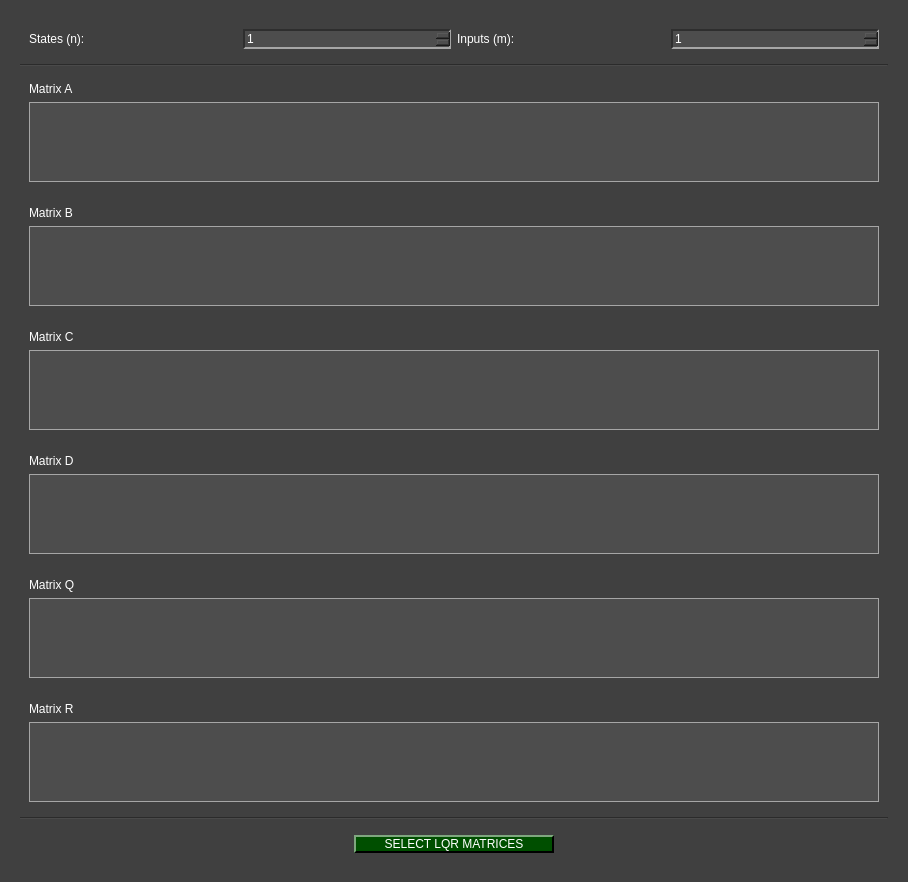
The window that pydaq/uis/PYDAQ_lqr_matrices_widget.ui (viniciusfs14/pydaq) describes before a commit, drawn with Qt 5.
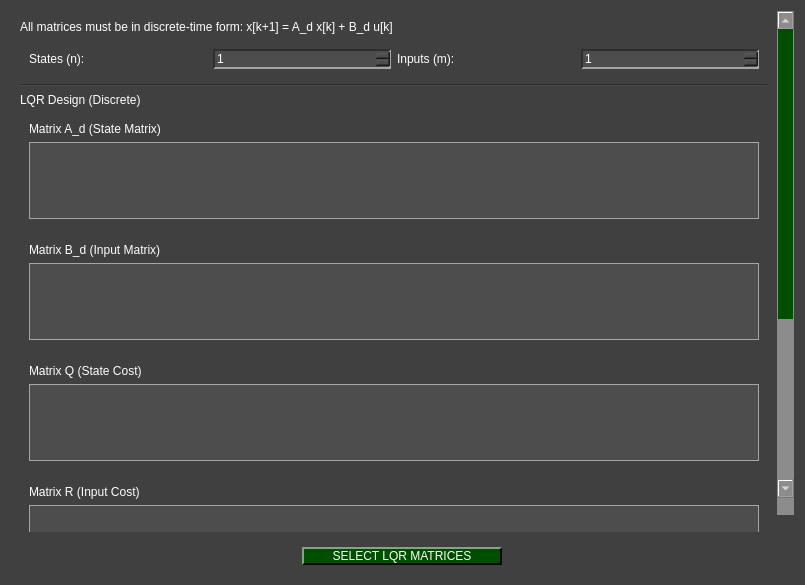
The same window after the commit. Icons and pictures are not drawn.

Commit message:
feat: add 3-axis LQR visualization and state tracking for simulation and hardware
- Updated base.py to support a 3-subplot architecture (Outputs, States, Control Effort) dynamically.
- Refactored LQR workers (Arduino and NIDAQ) to calculate output equation y = Cx + Du.
- Changed data queue transmission in LQR workers from individual channels to unified dictionaries.
- Updated simulate_lqr to track and plot state history accurately.

Diff of the .ui file:
```diff
--- a/pydaq/uis/PYDAQ_lqr_matrices_widget.ui
+++ b/pydaq/uis/PYDAQ_lqr_matrices_widget.ui
@@ -6,12 +6,12 @@
    <rect>
     <x>0</x>
     <y>0</y>
-    <width>908</width>
-    <height>882</height>
+    <width>805</width>
+    <height>585</height>
    </rect>
   </property>
   <property name="windowTitle">
-   <string>Form</string>
+   <string>Discrete LQR Matrices</string>
   </property>
   <property name="styleSheet">
    <string notr="true">QWidget{
@@ -441,9 +441,15 @@
 }
 </string>
   </property>
+  <property name="locale">
+   <locale language="English" country="World"/>
+  </property>
   <layout class="QGridLayout" name="gridLayout">
-   <item row="0" column="0">
+   <item row="1" column="0">
     <widget class="QScrollArea" name="scrollArea">
+     <property name="locale">
+      <locale language="English" country="World"/>
+     </property>
      <property name="widgetResizable">
       <bool>true</bool>
      </property>
@@ -452,66 +458,18 @@
        <rect>
         <x>0</x>
         <y>0</y>
-        <width>873</width>
-        <height>882</height>
+        <width>770</width>
+        <height>919</height>
        </rect>
       </property>
       <layout class="QGridLayout" name="gridLayout_2">
-       <item row="7" column="0">
-        <widget class="QWidget" name="Matrix_R" native="true">
-         <layout class="QVBoxLayout" name="verticalLayout_4">
-          <item>
-           <widget class="QLabel" name="labelR">
-            <property name="text">
-             <string>Matrix R</string>
-            </property>
-           </widget>
-          </item>
-          <item>
-           <widget class="QTableWidget" name="tableR"/>
-          </item>
-         </layout>
-        </widget>
-       </item>
-       <item row="3" column="0">
-        <widget class="QWidget" name="Matrix_B" native="true">
-         <layout class="QVBoxLayout" name="verticalLayout_2">
-          <item>
-           <widget class="QLabel" name="labelB">
-            <property name="text">
-             <string>Matrix B</string>
-            </property>
-           </widget>
-          </item>
-          <item>
-           <widget class="QTableWidget" name="tableB"/>
-          </item>
-         </layout>
-        </widget>
-       </item>
-       <item row="4" column="0">
-        <widget class="QWidget" name="Matrix_C" native="true">
-         <layout class="QVBoxLayout" name="verticalLayout_5">
-          <item>
-           <widget class="QLabel" name="labelC">
-            <property name="text">
-             <string>Matrix C</string>
-            </property>
-           </widget>
-          </item>
-          <item>
-           <widget class="QTableWidget" name="tableC"/>
-          </item>
-         </layout>
-        </widget>
-       </item>
        <item row="6" column="0">
         <widget class="QWidget" name="Matrix_Q" native="true">
          <layout class="QVBoxLayout" name="verticalLayout_3">
           <item>
            <widget class="QLabel" name="labelQ">
             <property name="text">
-             <string>Matrix Q</string>
+             <string>Matrix Q (State Cost)</string>
             </property>
            </widget>
           </item>
@@ -521,20 +479,36 @@
          </layout>
         </widget>
        </item>
-       <item row="8" column="0">
-        <widget class="Line" name="line_bottom">
-         <property name="orientation">
-          <enum>Qt::Orientation::Horizontal</enum>
-         </property>
+       <item row="5" column="0">
+        <widget class="QWidget" name="Matrix_B" native="true">
+         <layout class="QVBoxLayout" name="verticalLayout_2">
+          <item>
+           <widget class="QLabel" name="labelB">
+            <property name="text">
+             <string>Matrix B_d (Input Matrix)</string>
+            </property>
+           </widget>
+          </item>
+          <item>
+           <widget class="QTableWidget" name="tableB"/>
+          </item>
+         </layout>
         </widget>
        </item>
        <item row="2" column="0">
+        <widget class="Line" name="line_header">
+         <property name="orientation">
+          <enum>Qt::Orientation::Horizontal</enum>
+         </property>
+        </widget>
+       </item>
+       <item row="4" column="0">
         <widget class="QWidget" name="Matrix_A" native="true">
          <layout class="QVBoxLayout" name="verticalLayout">
           <item>
            <widget class="QLabel" name="labelA">
             <property name="text">
-             <string>Matrix A</string>
+             <string>Matrix A_d (State Matrix)</string>
             </property>
            </widget>
           </item>
@@ -545,82 +519,120 @@
         </widget>
        </item>
        <item row="9" column="0">
-        <widget class="QWidget" name="bottom" native="true">
-         <layout class="QGridLayout" name="gridLayout_6">
-          <item row="1" column="0">
-           <widget class="QPushButton" name="select_button">
-            <property name="minimumSize">
-             <size>
-              <width>200</width>
-              <height>0</height>
-             </size>
-            </property>
-            <property name="maximumSize">
-             <size>
-              <width>200</width>
-              <height>16777215</height>
-             </size>
-            </property>
-            <property name="text">
-             <string>SELECT LQR MATRICES</string>
-            </property>
-           </widget>
-          </item>
-         </layout>
+        <widget class="QLabel" name="label_3">
+         <property name="toolTip">
+          <string>&lt;html&gt;&lt;head/&gt;&lt;body&gt;&lt;p&gt;Used only to compute output: y[k] = C_d x[k] + D_d u[k]&lt;/p&gt;&lt;/body&gt;&lt;/html&gt;</string>
+         </property>
+         <property name="text">
+          <string>Output Model (for visualization only)</string>
+         </property>
         </widget>
        </item>
-       <item row="5" column="0">
-        <widget class="QWidget" name="Matrix_D" native="true">
-         <layout class="QVBoxLayout" name="verticalLayout_6">
+       <item row="7" column="0">
+        <widget class="QWidget" name="Matrix_R" native="true">
+         <layout class="QVBoxLayout" name="verticalLayout_4">
           <item>
-           <widget class="QLabel" name="labelD">
+           <widget class="QLabel" name="labelR">
             <property name="text">
-             <string>Matrix D</string>
+             <string>Matrix R (Input Cost)</string>
             </property>
            </widget>
           </item>
           <item>
-           <widget class="QTableWidget" name="tableD"/>
+           <widget class="QTableWidget" name="tableR"/>
           </item>
          </layout>
         </widget>
        </item>
-       <item row="0" column="0">
+       <item row="3" column="0">
+        <widget class="QLabel" name="label_2">
+         <property name="text">
+          <string>LQR Design (Discrete)</string>
+         </property>
+        </widget>
+       </item>
+       <item row="1" column="0">
         <widget class="QWidget" name="header" native="true">
          <layout class="QGridLayout" name="gridLayout_3">
-          <item row="0" column="0">
+          <item row="1" column="0">
            <widget class="QLabel" name="label_states">
             <property name="text">
              <string>States (n):</string>
             </property>
            </widget>
           </item>
-          <item row="0" column="1">
+          <item row="1" column="1">
            <widget class="QSpinBox" name="spin_states">
             <property name="minimum">
              <number>1</number>
             </property>
            </widget>
           </item>
-          <item row="0" column="2">
+          <item row="1" column="3">
+           <widget class="QSpinBox" name="spin_inputs">
+            <property name="minimum">
+             <number>1</number>
+            </property>
+           </widget>
+          </item>
+          <item row="1" column="2">
            <widget class="QLabel" name="label_input">
             <property name="text">
              <string>Inputs (m):</string>
             </property>
            </widget>
           </item>
-          <item row="0" column="3">
-           <widget class="QSpinBox" name="spin_inputs">
-            <property name="minimum">
-             <number>1</number>
+         </layout>
+        </widget>
+       </item>
+       <item row="14" column="0">
+        <widget class="Line" name="line_bottom">
+         <property name="orientation">
+          <enum>Qt::Orientation::Horizontal</enum>
+         </property>
+        </widget>
+       </item>
+       <item row="11" column="0">
+        <widget class="QWidget" name="Matrix_D" native="true">
+         <layout class="QVBoxLayout" name="verticalLayout_6">
+          <item>
+           <widget class="QLabel" name="labelD">
+            <property name="text">
+             <string>Matrix D_d (Feedthrough Matrix)</string>
             </property>
            </widget>
           </item>
+          <item>
+           <widget class="QTableWidget" name="tableD"/>
+          </item>
          </layout>
         </widget>
        </item>
-       <item row="1" column="0">
-        <widget class="Line" name="line_header">
+       <item row="0" column="0">
+        <widget class="QLabel" name="label">
+         <property name="text">
+          <string>All matrices must be in discrete-time form: x[k+1] = A_d x[k] + B_d u[k]</string>
+         </property>
+        </widget>
+       </item>
+       <item row="10" column="0">
+        <widget class="QWidget" name="Matrix_C" native="true">
+         <layout class="QVBoxLayout" name="verticalLayout_5">
+          <item>
+           <widget class="QLabel" name="labelC">
+            <property name="text">
+             <string>Matrix C_d (Output Matrix)</string>
+            </property>
+           </widget>
+          </item>
+          <item>
+           <widget class="QTableWidget" name="tableC"/>
+          </item>
+         </layout>
+        </widget>
+       </item>
+       <item row="8" column="0">
+        <widget class="Line" name="line">
          <property name="orientation">
           <enum>Qt::Orientation::Horizontal</enum>
          </property>
@@ -630,6 +642,31 @@
      </widget>
     </widget>
    </item>
+   <item row="2" column="0">
+    <widget class="QWidget" name="bottom" native="true">
+     <layout class="QGridLayout" name="gridLayout_6">
+      <item row="1" column="0">
+       <widget class="QPushButton" name="select_button">
+        <property name="minimumSize">
+         <size>
+          <width>200</width>
+          <height>0</height>
+         </size>
+        </property>
+        <property name="maximumSize">
+         <size>
+          <width>200</width>
+          <height>16777215</height>
+         </size>
+        </property>
+        <property name="text">
+         <string>SELECT LQR MATRICES</string>
+        </property>
+       </widget>
+      </item>
+     </layout>
+    </widget>
+   </item>
   </layout>
  </widget>
  <resources>
```
The commit also changes 45 other files.
